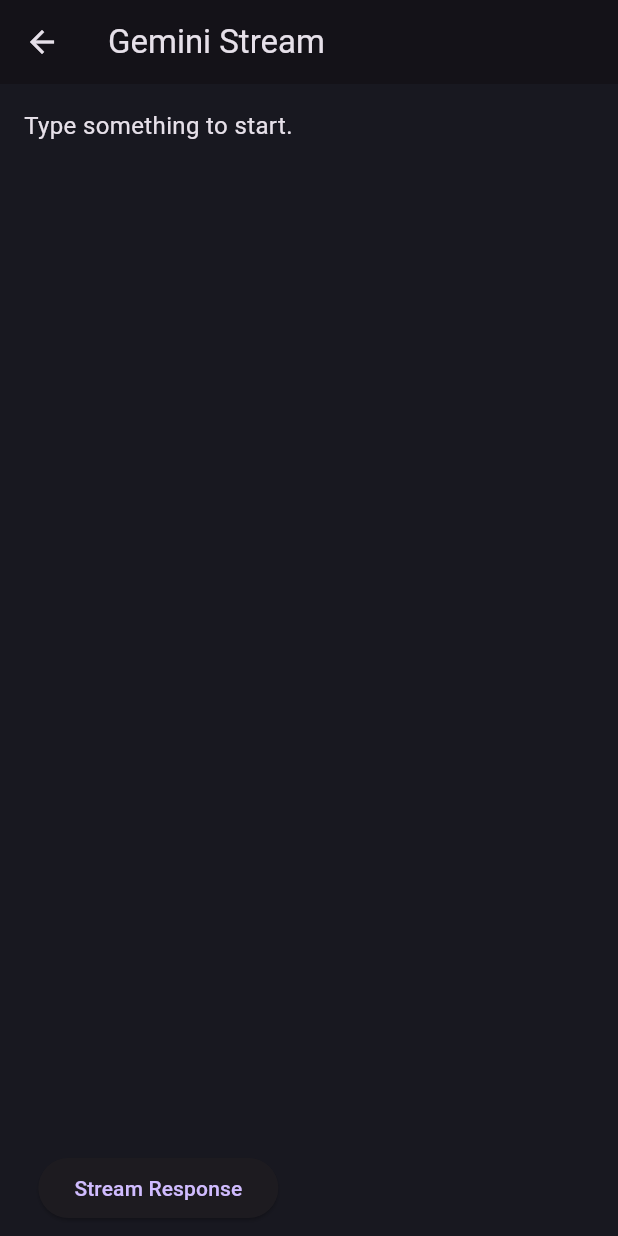
After one commit to MahmooudEssam/InTake, a Flutter app: the StreamChatScreen screen opened directly, on a phone screen of 412 x 824 dp. The commit adds this screen. Run offline on Flutter 3.47's test engine with Material 3 defaults, Android fonts, the phone set to English and light mode, and no system bars; our stand-ins replace flutter_dotenv, google_generative_ai, lottie.

Commit message:
Added lang_model_connection and added a simple UI page with it

```diff
--- a/lib/features/auth/presentation/widgets/auth_gradient_button.dart
+++ b/lib/features/auth/presentation/widgets/auth_gradient_button.dart
@@ -1,10 +1,11 @@
 import 'package:flutter/material.dart';
 
 import '../../../../core/theme/appPalette.dart';
+import '../../../../features/lang_model_connection/connect.dart';
 
 class AuthGradientButton extends StatelessWidget {
-  const AuthGradientButton({super.key});
-
+  AuthGradientButton({super.key});
+  final GeminiService _geminiService = GeminiService();
   @override
   Widget build(BuildContext context) {
   return Container(
@@ -21,7 +22,10 @@ class AuthGradientButton extends StatelessWidget {
     ),
 
     child: ElevatedButton(
-        onPressed: (){},
+        onPressed: () async{
+          final response = await GeminiService().getGeminiResponseStream("What is the meaning of Life?");
+          print(response);
+        },
         style: ElevatedButton.styleFrom(
           backgroundColor: AppPallete.transparentColor,
           shadowColor: AppPallete.transparentColor,
--- /dev/null
+++ b/lib/features/lang_model_connection/chatBot_page.dart
@@ -0,0 +1,87 @@
+import 'package:flutter/material.dart';
+import '../../../../features/lang_model_connection/connect.dart';
+class StreamChatScreen extends StatefulWidget {
+  @override
+  _StreamChatScreenState createState() => _StreamChatScreenState();
+}
+
+class _StreamChatScreenState extends State<StreamChatScreen> {
+  final ScrollController _scrollController = ScrollController();
+  String _accumulatedText = ""; // This stores the full response
+  bool _isStreaming = false;
+
+  void _sendPrompt() {
+    setState(() {
+      _accumulatedText = ""; // Clear previous response
+      _isStreaming = true;
+    });
+
+    // We listen to the stream manually to accumulate the data
+    GeminiService().getGeminiResponseStream("Tell me a long story about a robot.")
+        .listen(
+          (chunk) {
+        setState(() {
+          _accumulatedText += chunk; // Append new chunk to the existing text
+        });
+        _scrollToBottom();
+      },
+      onDone: () => setState(() => _isStreaming = false),
+      onError: (error) => setState(() {
+        _accumulatedText = "Error: $error";
+        _isStreaming = false;
+      }),
+    );
+  }
+
+  // Automatically scroll to the bottom as text grows
+  void _scrollToBottom() {
+    WidgetsBinding.instance.addPostFrameCallback((_) {
+      if (_scrollController.hasClients) {
+        _scrollController.animateTo(
+          _scrollController.position.maxScrollExtent,
+          duration: const Duration(milliseconds: 200),
+          curve: Curves.easeOut,
+        );
+      }
+    });
+  }
+
+  @override
+  Widget build(BuildContext context) {
+    return Scaffold(
+      appBar: AppBar(title: const Text("Gemini Stream")),
+      body: Column(
+        children: [
+          Expanded(
+            child: Container(
+              padding: const EdgeInsets.all(16.0),
+              child: SingleChildScrollView(
+                controller: _scrollController, // Attach the scroll controller
+                child: Column(
+                  crossAxisAlignment: CrossAxisAlignment.start,
+                  children: [
+                    Text(
+                      _accumulatedText.isEmpty && !_isStreaming
+                          ? "Type something to start."
+                          : _accumulatedText,
+                      style: const TextStyle(fontSize: 16),
+                    ),
+                    if (_isStreaming && _accumulatedText.isEmpty)
+                      const Center(child: CircularProgressIndicator()),
+                  ],
+                ),
+              ),
+            ),
+          ),
+          Padding(
+            padding: const EdgeInsets.all(8.0),
+            child: ElevatedButton(
+              onPressed: _isStreaming ? null : _sendPrompt,
+              child: Text(_isStreaming ? "Generating..." : "Stream Response"),
+            ),
+          )
+        ],
+      ),
+    );
+  }
+}
--- /dev/null
+++ b/lib/features/lang_model_connection/connect.dart
@@ -0,0 +1,69 @@
+import 'package:flutter_dotenv/flutter_dotenv.dart';
+import 'package:google_generative_ai/google_generative_ai.dart';
+
+class GeminiService {
+  // Singleton pattern to ensure only one service exists
+  static final GeminiService _instance = GeminiService._internal();
+  factory GeminiService() => _instance;
+  GeminiService._internal();
+
+  GenerativeModel? _model;
+
+  Future<void> init() async {
+    // Only initialize if it hasn't been done yet
+    if (_model != null) return;
+
+    await dotenv.load(fileName: ".env");
+    final apiKey = dotenv.env['GEMINI_API_KEY'];
+
+    if (apiKey == null || apiKey.isEmpty) {
+      throw Exception('GEMINI_API_KEY not found in .env');
+    }
+
+    _model = GenerativeModel(
+      model: "gemini-3-flash-preview", // Use 'gemini-2.0-flash-exp' for the latest
+      apiKey: apiKey,
+      generationConfig: GenerationConfig(
+        temperature: 0.7, // 1.0 is very creative, 0.7 is more balanced
+        topK: 40,
+        topP: 0.95,
+      ),
+      // Optional: Add safety settings to prevent blocked responses
+      safetySettings: [
+        SafetySetting(HarmCategory.harassment, HarmBlockThreshold.medium)
+      ],
+    );
+  }
+  // Add this method to your GeminiService class
+  Stream<String> getGeminiResponseStream(String prompt) async* {
+    if (_model == null) await init();
+
+    try {
+      final content = [Content.text(prompt)];
+      // Use generateContentStream instead of generateContent
+      final responseStream = _model!.generateContentStream(content);
+
+      await for (final chunk in responseStream) {
+        final text = chunk.text;
+        if (text != null) {
+          yield text; // Sends the new piece of text to the UI
+        }
+      }
+    } catch (e) {
+      yield "Error: $e";
+    }
+  }
+
+  Future<String> getGeminiResponse(String prompt) async {
+    try {
+      if (_model == null) await init();
+
+      final content = [Content.text(prompt)];
+      final response = await _model!.generateContent(content);
+
+      return response.text ?? "No response received.";
+    } catch (e) {
+      return "Error connecting to Gemini: $e";
+    }
+  }
+}
--- a/lib/features/splash_screen/splash_screen.dart
+++ b/lib/features/splash_screen/splash_screen.dart
@@ -2,6 +2,8 @@ import 'package:flutter/material.dart';
 import 'package:lottie/lottie.dart';
 import 'package:intake/core/theme/appPalette.dart';
 import 'package:intake/features/auth/presentation/pages/signup_page.dart';
+import 'package:intake/features/lang_model_connection/chatBot_page.dart';
+
 class SplashScreen extends StatefulWidget {
   const SplashScreen({super.key});
 
@@ -143,7 +145,7 @@ class _BottomPart extends StatelessWidget {
                   Navigator.pushReplacement(
                     context,
                     MaterialPageRoute(
-                      builder: (_) => const SignUpPage(),
+                      builder: (_) => SignUpPage(),
                     ),
                   );
                 },
--- a/pubspec.yaml
+++ b/pubspec.yaml
@@ -31,7 +31,7 @@ dependencies:
   flutter:
     sdk: flutter
   http: ^1.1.0
-  flutter_dotenv: ^5.0.2
+  flutter_dotenv: ^6.0.0
 
 
   # The following adds the Cupertino Icons font to your application.
@@ -39,6 +39,8 @@ dependencies:
   cupertino_icons: ^1.0.8
   animated_splash_screen: ^1.3.0
   lottie: ^3.3.2
+  google_generative_ai: ^0.4.7
+  firebase_vertexai: ^2.2.0
 
 dev_dependencies:
   flutter_test:
@@ -49,7 +51,7 @@ dev_dependencies:
   # activated in the `analysis_options.yaml` file located at the root of your
   # package. See that file for information about deactivating specific lint
   # rules and activating additional ones.
-  flutter_lints: ^5.0.0
+  flutter_lints: ^6.0.0
 
 # For information on the generic Dart part of this file, see the
 # following page: https://dart.dev/tools/pub/pubspec
```
Also changed, not shown: pubspec.lock, 5 other files.
